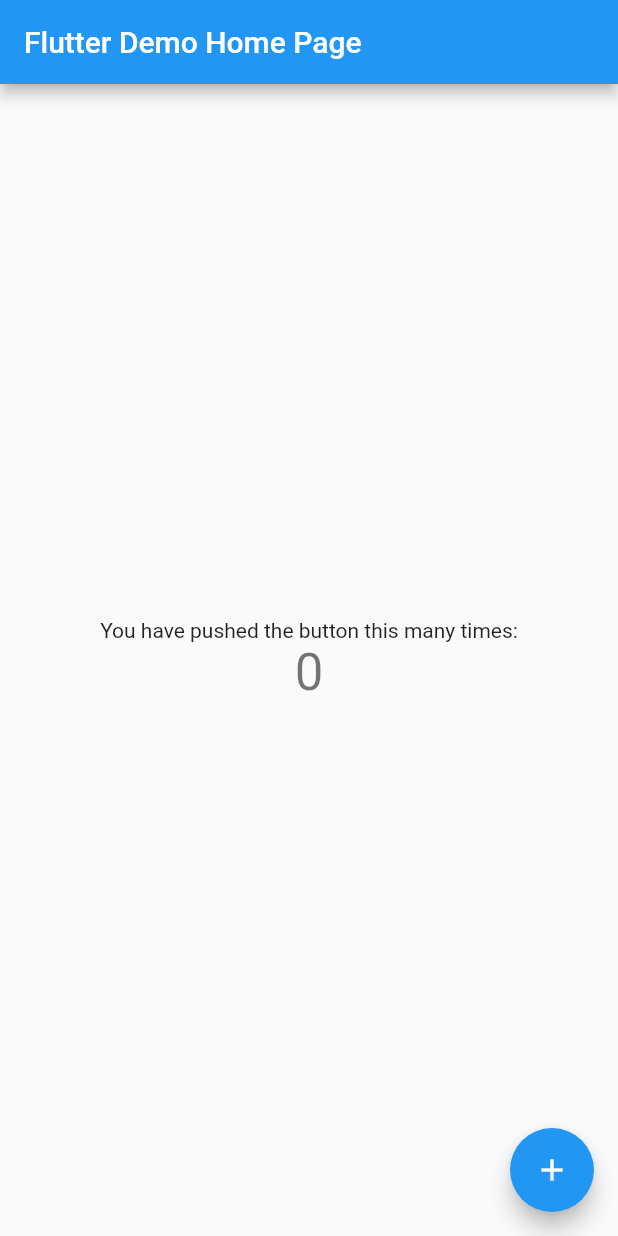
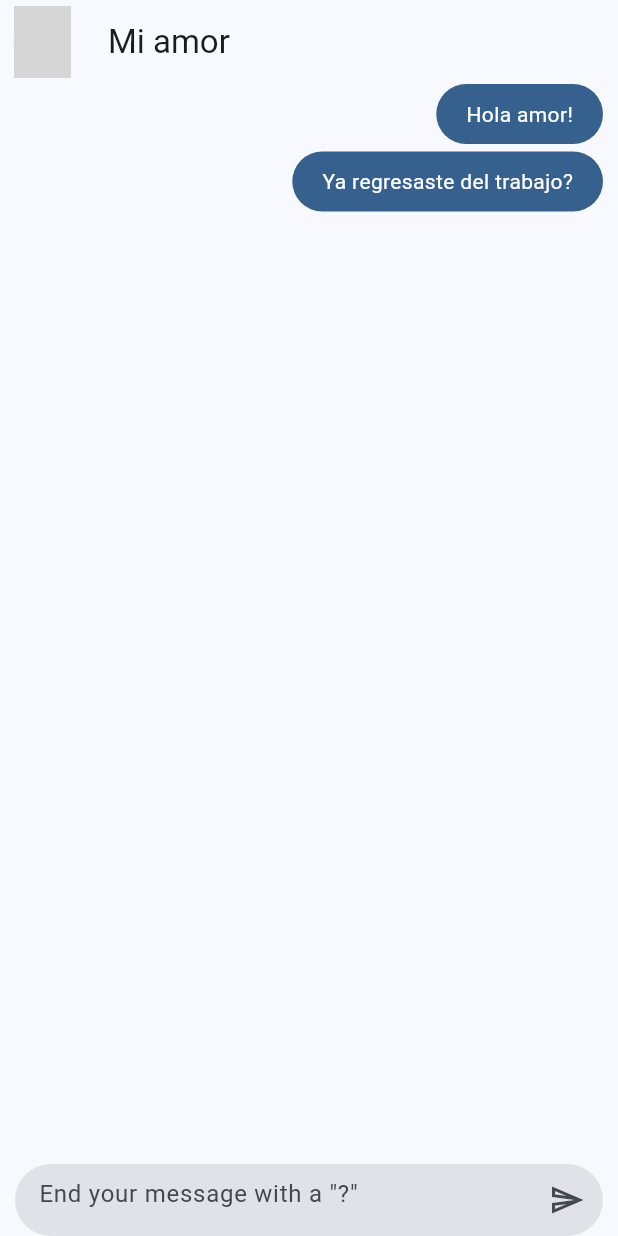
Before and after one commit to carlos0896/yes_no_maybe_app_flutter, a Flutter app: the screen it shows after launch, on a phone screen of 412 x 824 dp. Run offline on Flutter 3.47's test engine with Material 2 defaults, Android fonts, the phone set to English and light mode, and no system bars; our stand-ins replace dio; network calls fail; grey boxes are pictures that could not be loaded.

Commit message:
Se agrega funcionalidad

```diff
--- /dev/null
+++ b/lib/config/helpers/get_yes_no_answer.dart
@@ -0,0 +1,15 @@
+import 'package:dio/dio.dart';
+import 'package:yes_no_app/domain/entities/message.dart';
+import 'package:yes_no_app/infrastucture/models/yes_no_model.dart';
+
+class GetYesNoAnswer {
+  final _dio = Dio();
+
+  Future<Message> getAnswer() async {
+    final response = await _dio.get('https://yesno.wtf/api');
+
+    final yesNoModel = YesNoModel.fromJsonMap(response.data);
+
+    return yesNoModel.toMessageEntity();
+  }
+}
--- /dev/null
+++ b/lib/config/theme/app_theme.dart
@@ -0,0 +1,26 @@
+import 'package:flutter/material.dart';
+
+const Color _customColor = Color(0xFF5C11D4);
+
+const List<Color> _colorThemes = [
+  _customColor,
+  Colors.blue,
+  Colors.teal,
+  Colors.green,
+  Colors.yellow
+];
+
+class AppTheme {
+  final int selectedColor;
+
+  AppTheme({this.selectedColor = 0})
+    : assert(selectedColor >= 0 && selectedColor <= _colorThemes.length - 1, 'Colors must be between 0 and ${_colorThemes.length}');
+
+  ThemeData theme() {
+    return ThemeData(
+        useMaterial3: true,
+        colorSchemeSeed: _colorThemes[selectedColor],
+        // brightness: Brightness.dark
+      );
+  }
+}
--- /dev/null
+++ b/lib/domain/entities/message.dart
@@ -0,0 +1,13 @@
+enum FromWho { me, hers }
+
+class Message {
+  final String text;
+  final String? imageUrl;
+  final FromWho fromWho;
+
+  Message({
+    required this.text,
+    this.imageUrl,
+    required this.fromWho
+  });
+}
--- a/lib/main.dart
+++ b/lib/main.dart
@@ -1,115 +1,26 @@
 import 'package:flutter/material.dart';
+import 'package:provider/provider.dart';
+import 'package:yes_no_app/config/theme/app_theme.dart';
+import 'package:yes_no_app/presentation/providers/chat_provider.dart';
+import 'package:yes_no_app/presentation/screens/chat/chat_screen.dart';
 
-void main() {
-  runApp(const MyApp());
-}
+void main() => runApp(const MyApp());
 
 class MyApp extends StatelessWidget {
   const MyApp({super.key});
 
-  // This widget is the root of your application.
   @override
   Widget build(BuildContext context) {
-    return MaterialApp(
-      title: 'Flutter Demo',
-      theme: ThemeData(
-        // This is the theme of your application.
-        //
-        // Try running your application with "flutter run". You'll see the
-        // application has a blue toolbar. Then, without quitting the app, try
-        // changing the primarySwatch below to Colors.green and then invoke
-        // "hot reload" (press "r" in the console where you ran "flutter run",
-        // or simply save your changes to "hot reload" in a Flutter IDE).
-        // Notice that the counter didn't reset back to zero; the application
-        // is not restarted.
-        primarySwatch: Colors.blue,
+    return MultiProvider(
+      providers: [
+        ChangeNotifierProvider(create: (_) => ChatProvider())
+      ],
+      child: MaterialApp(
+        debugShowCheckedModeBanner: false,
+        title: 'Material App',
+        theme: AppTheme(selectedColor: 1).theme(),
+        home: const ChatScreen(),
       ),
-      home: const MyHomePage(title: 'Flutter Demo Home Page'),
     );
   }
 }
-
-class MyHomePage extends StatefulWidget {
-  const MyHomePage({super.key, required this.title});
-
-  // This widget is the home page of your application. It is stateful, meaning
-  // that it has a State object (defined below) that contains fields that affect
-  // how it looks.
-
-  // This class is the configuration for the state. It holds the values (in this
-  // case the title) provided by the parent (in this case the App widget) and
-  // used by the build method of the State. Fields in a Widget subclass are
-  // always marked "final".
-
-  final String title;
-
-  @override
-  State<MyHomePage> createState() => _MyHomePageState();
-}
-
-class _MyHomePageState extends State<MyHomePage> {
-  int _counter = 0;
-
-  void _incrementCounter() {
-    setState(() {
-      // This call to setState tells the Flutter framework that something has
-      // changed in this State, which causes it to rerun the build method below
-      // so that the display can reflect the updated values. If we changed
-      // _counter without calling setState(), then the build method would not be
-      // called again, and so nothing would appear to happen.
-      _counter++;
-    });
-  }
-
-  @override
-  Widget build(BuildContext context) {
-    // This method is rerun every time setState is called, for instance as done
-    // by the _incrementCounter method above.
-    //
-    // The Flutter framework has been optimized to make rerunning build methods
-    // fast, so that you can just rebuild anything that needs updating rather
-    // than having to individually change instances of widgets.
-    return Scaffold(
-      appBar: AppBar(
-        // Here we take the value from the MyHomePage object that was created by
-        // the App.build method, and use it to set our appbar title.
-        title: Text(widget.title),
-      ),
-      body: Center(
-        // Center is a layout widget. It takes a single child and positions it
-        // in the middle of the parent.
-        child: Column(
-          // Column is also a layout widget. It takes a list of children and
-          // arranges them vertically. By default, it sizes itself to fit its
-          // children horizontally, and tries to be as tall as its parent.
-          //
-          // Invoke "debug painting" (press "p" in the console, choose the
-          // "Toggle Debug Paint" action from the Flutter Inspector in Android
-          // Studio, or the "Toggle Debug Paint" command in Visual Studio Code)
-          // to see the wireframe for each widget.
-          //
-          // Column has various properties to control how it sizes itself and
-          // how it positions its children. Here we use mainAxisAlignment to
-          // center the children vertically; the main axis here is the vertical
-          // axis because Columns are vertical (the cross axis would be
-          // horizontal).
-          mainAxisAlignment: MainAxisAlignment.center,
-          children: <Widget>[
-            const Text(
-              'You have pushed the button this many times:',
-            ),
-            Text(
-              '$_counter',
-              style: Theme.of(context).textTheme.headlineMedium,
-            ),
-          ],
-        ),
-      ),
-      floatingActionButton: FloatingActionButton(
-        onPressed: _incrementCounter,
-        tooltip: 'Increment',
-        child: const Icon(Icons.add),
-      ), // This trailing comma makes auto-formatting nicer for build methods.
-    );
-  }
-}
--- /dev/null
+++ b/lib/presentation/providers/chat_provider.dart
@@ -0,0 +1,44 @@
+import 'package:flutter/material.dart';
+import 'package:yes_no_app/config/helpers/get_yes_no_answer.dart';
+import 'package:yes_no_app/domain/entities/message.dart';
+
+class ChatProvider extends ChangeNotifier {
+  final ScrollController chatScrollController = ScrollController();
+  final GetYesNoAnswer getYesNoAnswer = GetYesNoAnswer();
+
+  List<Message> messageList = [
+    Message(text: 'Hola amor!', fromWho: FromWho.me),
+    Message(text: 'Ya regresaste del trabajo?', fromWho: FromWho.me)
+  ];
+
+  Future<void> sendMessage(String text) async {
+    if (text.isEmpty) return;
+
+    final newMessage = Message(text: text, fromWho: FromWho.me);
+    messageList.add(newMessage);
+
+    if (text.endsWith('?')) {
+      herReply();
+    }
+
+    notifyListeners();
+    moveScrollToBottom();
+  }
+
+  Future<void> herReply() async {
+    final herMessage = await getYesNoAnswer.getAnswer();
+    messageList.add(herMessage);
+    notifyListeners();
+
+    moveScrollToBottom();
+  }
+
+  Future<void> moveScrollToBottom() async {
+    await Future.delayed(const Duration(milliseconds: 100));
+
+    chatScrollController.animateTo(
+        chatScrollController.position.maxScrollExtent,
+        duration: const Duration(milliseconds: 300),
+        curve: Curves.easeOut);
+  }
+}
--- /dev/null
+++ b/lib/presentation/screens/chat/chat_screen.dart
@@ -0,0 +1,64 @@
+import 'package:flutter/material.dart';
+import 'package:provider/provider.dart';
+import 'package:yes_no_app/domain/entities/message.dart';
+import 'package:yes_no_app/presentation/providers/chat_provider.dart';
+import 'package:yes_no_app/presentation/widgets/chat/her_message_bubble.dart';
+import 'package:yes_no_app/presentation/widgets/chat/my_message_bubble.dart';
+import 'package:yes_no_app/presentation/widgets/shared/message_field_box.dart';
+
+class ChatScreen extends StatelessWidget {
+  const ChatScreen({super.key});
+
+  @override
+  Widget build(BuildContext context) {
+    return Scaffold(
+      appBar: AppBar(
+        leading: const Padding(
+          padding: EdgeInsets.symmetric(horizontal: 9.0, vertical: 4.0),
+          child: CircleAvatar(
+            backgroundImage: NetworkImage(
+                'https://cdn4.vectorstock.com/i/1000x1000/02/13/beautiful-woman-avatar-vector-15490213.jpg'),
+          ),
+        ),
+        title: const Text('Mi amor'),
+        centerTitle: false,
+      ),
+      body: _ChatView(),
+    );
+  }
+}
+
+class _ChatView extends StatelessWidget {
+  @override
+  Widget build(BuildContext context) {
+    final chatProvider = context.watch<ChatProvider>();
+
+    return SafeArea(
+      child: Padding(
+        padding: const EdgeInsets.symmetric(horizontal: 10),
+        child: Column(
+          children: [
+            Expanded(
+              child: ListView.builder(
+                controller: chatProvider.chatScrollController,
+                itemCount: chatProvider.messageList.length,
+                itemBuilder: (context, index) {
+                  final message = chatProvider.messageList[index];
+
+                  return (message.fromWho == FromWho.hers)
+                      ? HerMessageBubble(message: message,)
+                      : MyMessageBubble(message: message,);
+                },
+              ),
+            ),
+            // Caja de texto de mensajes
+            MessageFieldBox(
+              // onValue: (value) => chatProvider.sendMessage(value),
+              onValue: chatProvider.sendMessage,
+            ),
+          ],
+        ),
+      ),
+    );
+  }
+}
--- /dev/null
+++ b/lib/presentation/widgets/chat/my_message_bubble.dart
@@ -0,0 +1,33 @@
+import 'package:flutter/material.dart';
+import 'package:yes_no_app/domain/entities/message.dart';
+
+class MyMessageBubble extends StatelessWidget {
+  final Message message;
+
+  const MyMessageBubble({super.key, required this.message});
+
+  @override
+  Widget build(BuildContext context) {
+    final colors = Theme.of(context).colorScheme;
+
+    return Column(
+      crossAxisAlignment: CrossAxisAlignment.end,
+      children: [
+        Container(
+          decoration: BoxDecoration(
+              color: colors.primary, borderRadius: BorderRadius.circular(20)),
+          child: Padding(
+            padding: const EdgeInsets.symmetric(horizontal: 20.0, vertical: 10.0),
+            child: Text(
+              message.text,
+              style: const TextStyle(color: Colors.white),
+            ),
+          ),
+        ),
+        const SizedBox(
+          height: 5.0,
+        )
+      ],
+    );
+  }
+}
--- /dev/null
+++ b/lib/presentation/widgets/shared/message_field_box.dart
@@ -0,0 +1,46 @@
+import 'package:flutter/material.dart';
+
+class MessageFieldBox extends StatelessWidget {
+  final ValueChanged<String> onValue;
+
+  const MessageFieldBox({super.key, required this.onValue});
+
+  @override
+  Widget build(BuildContext context) {
+    //final colors = Theme.of(context).colorScheme;
+    final textController = TextEditingController();
+    final focusNode = FocusNode();
+
+    final outlineInputBorder = UnderlineInputBorder(
+        borderSide: const BorderSide(color: Colors.transparent),
+        borderRadius: BorderRadius.circular(40));
+
+    final inputDecoration = InputDecoration(
+        hintText: 'End your message with a "?"',
+        enabledBorder: outlineInputBorder,
+        focusedBorder: outlineInputBorder,
+        filled: true,
+        suffixIcon: IconButton(
+          icon: const Icon(Icons.send_outlined),
+          onPressed: () {
+            final textValue = textController.value.text;
+            textController.clear();
+            onValue(textValue);
+          },
+        ));
+
+    return TextFormField(
+      onTapOutside: (event) {
+        focusNode.unfocus();
+      },
+      focusNode: focusNode,
+      controller: textController,
+      decoration: inputDecoration,
+      onFieldSubmitted: (value) {
+        textController.clear();
+        focusNode.requestFocus();
+        onValue(value);
+      },
+    );
+  }
+}
```
Also changed, not shown: lib/infrastucture/models/yes_no_model.dart (added, +31 -0 lines), lib/presentation/widgets/chat/her_message_bubble.dart (added, +69 -0 lines), pubspec.yaml (+5 -12 lines), pubspec.lock, 1 other file.
